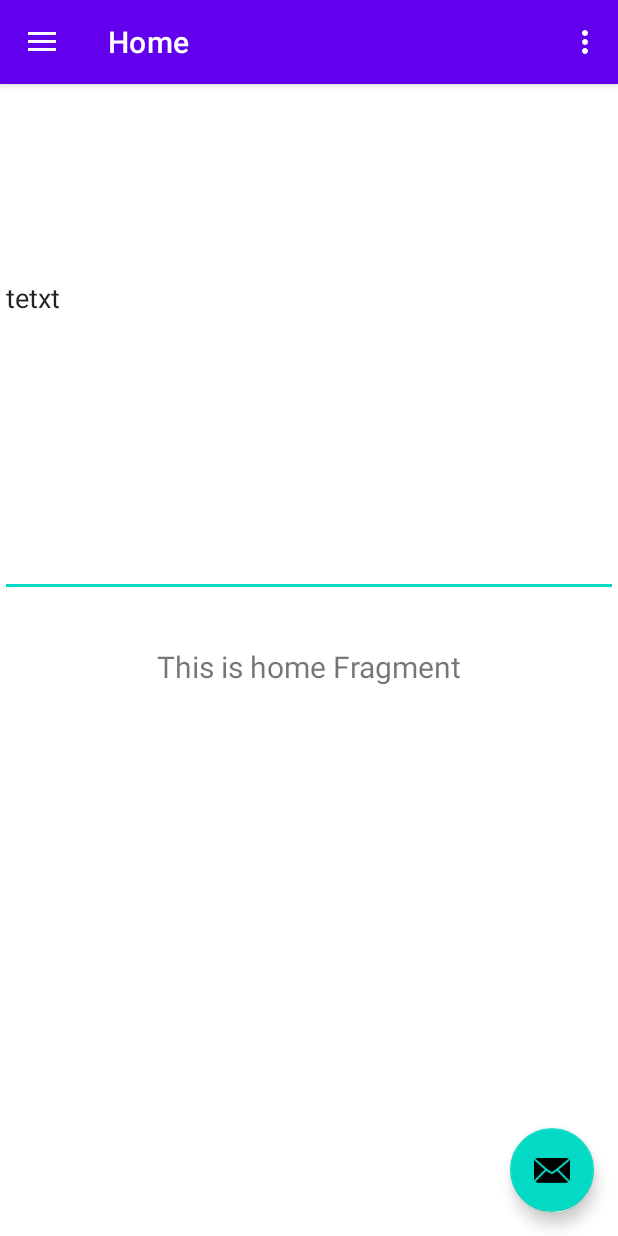
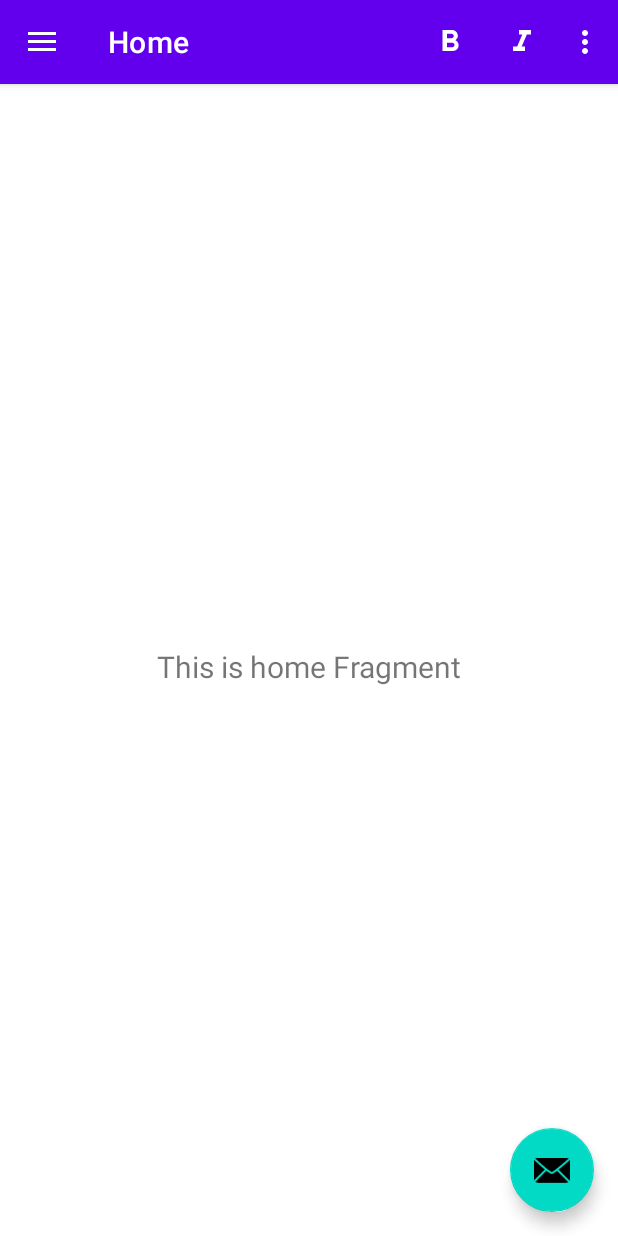
Before and after one commit to CPlusMinus2000/ReNote, an Android app: the screen it shows after launch (MainActivity), on a phone screen of 412 x 824 dp. Run offline under Robolectric (Android 15) with nearby library versions, the phone set to English and light mode, and no system bars; our stand-ins replace navigation-ui.

Commit message:
Resolve UI conflicts

```diff
--- a/app/src/main/res/layout/app_bar_main.xml
+++ b/app/src/main/res/layout/app_bar_main.xml
@@ -31,12 +31,5 @@
             android:layout_marginEnd="@dimen/fab_margin"
             android:layout_marginBottom="16dp"
             app:srcCompat="@android:drawable/ic_dialog_email"/>
-    <EditText
-            android:layout_width="match_parent"
-            android:layout_height="398dp"
-            android:inputType="textMultiLine|textPersonName"
-            android:ems="10"
-            android:id="@+id/editor" android:singleLine="false"
-            android:text="tetxt" android:gravity="center_vertical"/>
 
 </androidx.coordinatorlayout.widget.CoordinatorLayout>
--- a/app/src/main/res/menu/main.xml
+++ b/app/src/main/res/menu/main.xml
@@ -1,10 +1,18 @@
 <?xml version="1.0" encoding="utf-8"?>
 <menu xmlns:android="http://schemas.android.com/apk/res/android"
       xmlns:app="http://schemas.android.com/apk/res-auto">
-    <item android:id="@+id/action_settings"
-          android:title="@string/action_settings"
-          android:orderInCategory="100"
-          app:showAsAction="never"/>
+    <item android:id="@+id/action_bold"
+          android:icon="@drawable/ic_baseline_format_bold_24"
+          android:title="@string/bold"
+          app:showAsAction="ifRoom"/>
+    <item android:id="@+id/action_italic"
+          android:icon="@drawable/ic_baseline_format_italic_24"
+          android:title="@string/italic"
+          app:showAsAction="ifRoom"/>
+    <item android:id="@+id/action_save"
+          android:icon="@drawable/ic_baseline_save_24"
+          android:title="@string/save"
+          app:showAsAction="ifRoom"/>
     <item android:id="@+id/action_i_do_not_like_you"
         android:title="@string/i_don_t_like_you"
         android:orderInCategory="100"
--- a/app/src/main/res/values/strings.xml
+++ b/app/src/main/res/values/strings.xml
@@ -10,5 +10,8 @@
     <string name="menu_home">Home</string>
     <string name="menu_gallery">Gallery</string>
     <string name="menu_slideshow">Slideshow</string>
+    <string name="bold">Bold</string>
+    <string name="italic">Italic</string>
+    <string name="save">Save</string>
     <string name="i_don_t_like_you">I don\'t like you</string>
 </resources>
```
Also changed, not shown: app/src/main/java/com/ckc/renote/MainActivity.kt (+14 -10 lines).
